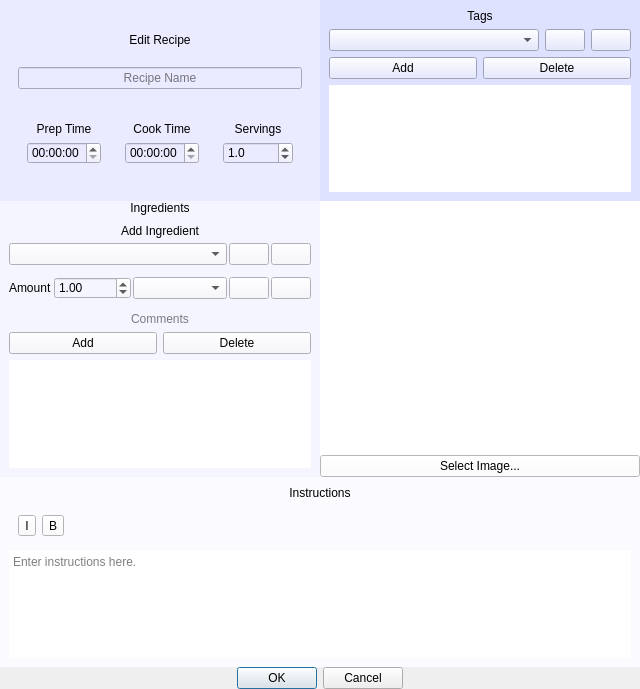
The window that gui/newrecipedialog.ui (andrewlalis/RecipeDB) describes before a commit, drawn with Qt 5.
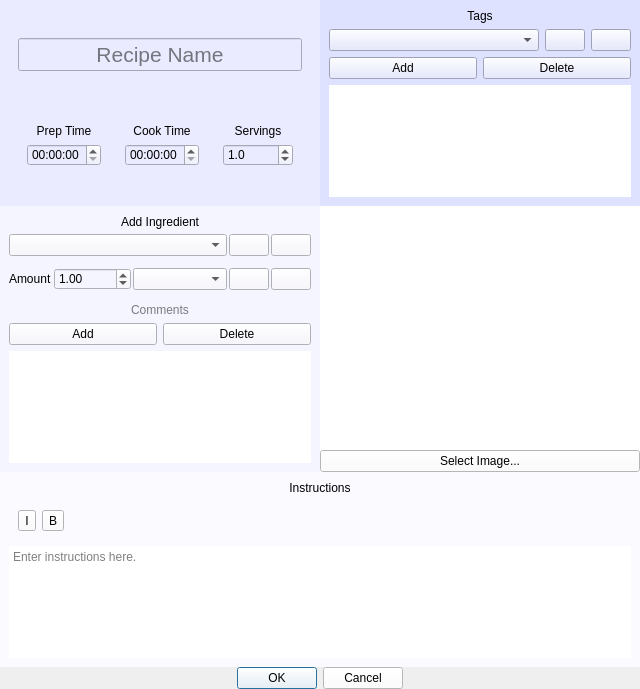
The same window after the commit. Icons and pictures are not drawn. Custom widgets are drawn as their Qt base class.

Commit message: Cleaned up NewRecipe dialog, and example recipe.

Patch:
```diff
--- a/gui/newrecipedialog.ui
+++ b/gui/newrecipedialog.ui
@@ -96,27 +96,11 @@
             <item>
              <widget class="QWidget" name="recipeNamePanel" native="true">
               <layout class="QVBoxLayout" name="verticalLayout_9">
-               <item>
-                <widget class="QLabel" name="recipeNameLabel">
-                 <property name="font">
-                  <font>
-                   <weight>3</weight>
-                   <italic>false</italic>
-                   <bold>false</bold>
-                  </font>
-                 </property>
-                 <property name="text">
-                  <string>Edit Recipe</string>
-                 </property>
-                 <property name="alignment">
-                  <set>Qt::AlignCenter</set>
-                 </property>
-                </widget>
-               </item>
                <item>
                 <widget class="QLineEdit" name="recipeNameEdit">
                  <property name="font">
                   <font>
+                   <pointsize>16</pointsize>
                    <weight>3</weight>
                    <italic>false</italic>
                    <bold>false</bold>
@@ -158,7 +142,7 @@
                       <second>0</second>
                       <year>1999</year>
                       <month>12</month>
-                      <day>25</day>
+                      <day>24</day>
                      </datetime>
                     </property>
                     <property name="currentSection">
@@ -418,16 +402,6 @@
             <property name="bottomMargin">
              <number>0</number>
             </property>
-            <item>
-             <widget class="QLabel" name="ingredientsPanelLabel">
-              <property name="text">
-               <string>Ingredients</string>
-              </property>
-              <property name="alignment">
-               <set>Qt::AlignCenter</set>
-              </property>
-             </widget>
-            </item>
             <item>
              <widget class="QWidget" name="ingredientsSubPanel" native="true">
               <layout class="QVBoxLayout" name="verticalLayout_12">
@@ -832,7 +806,10 @@
          <enum>Qt::LeftToRight</enum>
         </property>
         <property name="autoFillBackground">
-         <bool>false</bool>
+         <bool>true</bool>
+        </property>
+        <property name="styleSheet">
+         <string notr="true">background-color: rgb(255, 255, 255);</string>
         </property>
         <property name="standardButtons">
          <set>QDialogButtonBox::Cancel|QDialogButtonBox::Ok</set>
```
The commit also changes 2 other files.
